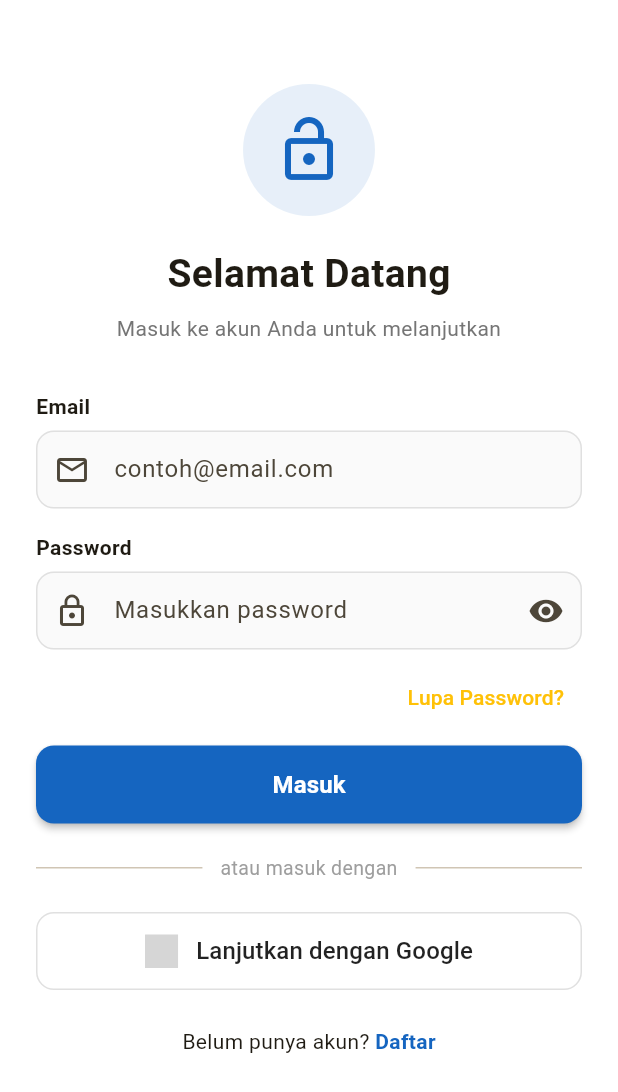
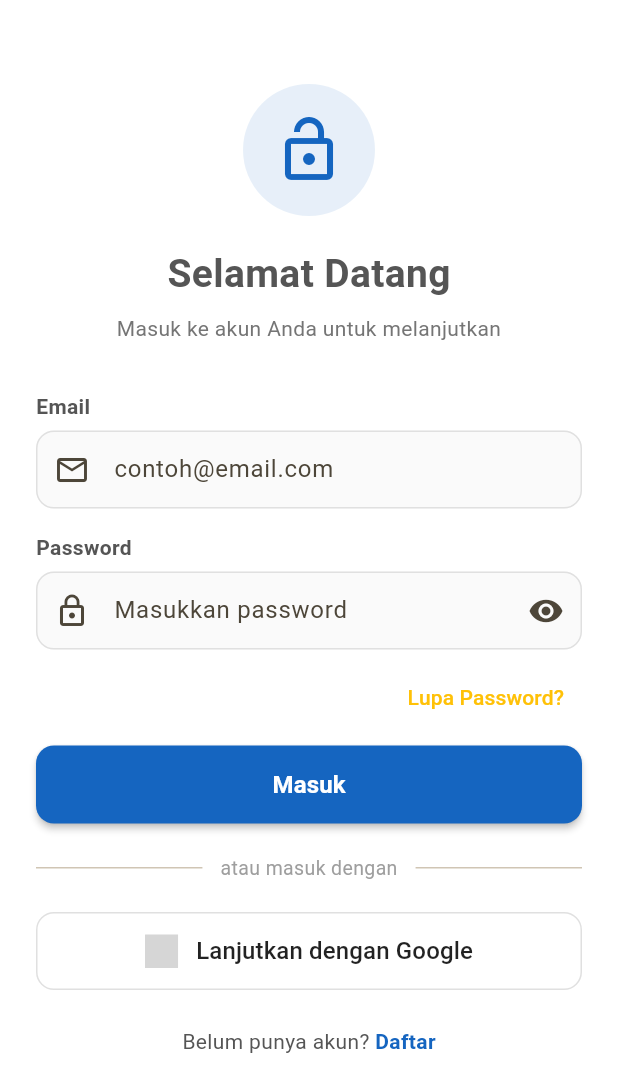
Before and after one commit to dzikribdr/frozen_food_1123150049, a Flutter app: the screen it shows after launch, on a phone screen of 412 x 824 dp. Shown: the top 1092 px of the screen. Run offline on Flutter 3.47's test engine with Material 3 defaults, Android fonts, the phone set to English and light mode, and no system bars; our stand-ins replace dio, email_validator, equatable, firebase_auth, firebase_core, flutter_secure_storage and 2 more; accounts and stored records are empty; grey boxes are pictures that could not be loaded.

Commit message:
fix: memperbaiki kesalahan tipe data CardThemeData pada tema aplikasi

```diff
--- a/lib/core/theme/app_theme.dart
+++ b/lib/core/theme/app_theme.dart
@@ -11,27 +11,30 @@ class AppTheme {
         surface: AppColors.surface,
         background: AppColors.background,
         error: AppColors.error,
+        brightness: Brightness.light,
       ),
       scaffoldBackgroundColor: AppColors.background,
       appBarTheme: const AppBarTheme(
         backgroundColor: AppColors.primary,
-        foregroundColor: Colors.white,
-        elevation: 0,
+        foregroundColor: Color(0xFF212121),
+        elevation: 1,
         centerTitle: false,
+        shadowColor: Color(0x1F000000),
       ),
       elevatedButtonTheme: ElevatedButtonThemeData(
         style: ElevatedButton.styleFrom(
           backgroundColor: AppColors.primary,
-          foregroundColor: Colors.white,
+          foregroundColor: Color(0xFF212121),
           shape: RoundedRectangleBorder(
             borderRadius: BorderRadius.circular(12),
           ),
           elevation: 2,
+          padding: const EdgeInsets.symmetric(vertical: 14, horizontal: 24),
         ),
       ),
       inputDecorationTheme: InputDecorationTheme(
         filled: true,
-        fillColor: Colors.grey.shade50,
+        fillColor: Colors.white,
         border: OutlineInputBorder(
           borderRadius: BorderRadius.circular(12),
           borderSide: BorderSide(color: Colors.grey.shade300),
@@ -49,6 +52,44 @@ class AppTheme {
           vertical: 14,
         ),
       ),
+      cardTheme: CardThemeData(
+        color: AppColors.surface,
+        elevation: 1,
+        shape: RoundedRectangleBorder(
+          borderRadius: BorderRadius.circular(12),
+          side: BorderSide(color: Colors.grey.shade200),
+        ),
+      ),
+      textTheme: const TextTheme(
+        headlineLarge: TextStyle(
+          fontSize: 32,
+          fontWeight: FontWeight.bold,
+          color: AppColors.textPrimary,
+        ),
+        headlineMedium: TextStyle(
+          fontSize: 24,
+          fontWeight: FontWeight.bold,
+          color: AppColors.textPrimary,
+        ),
+        headlineSmall: TextStyle(
+          fontSize: 20,
+          fontWeight: FontWeight.bold,
+          color: AppColors.textPrimary,
+        ),
+        titleLarge: TextStyle(
+          fontSize: 18,
+          fontWeight: FontWeight.w600,
+          color: AppColors.textPrimary,
+        ),
+        bodyLarge: TextStyle(
+          fontSize: 16,
+          color: AppColors.textPrimary,
+        ),
+        bodyMedium: TextStyle(
+          fontSize: 14,
+          color: AppColors.textSecondary,
+        ),
+      ),
     );
   }
 }
```
